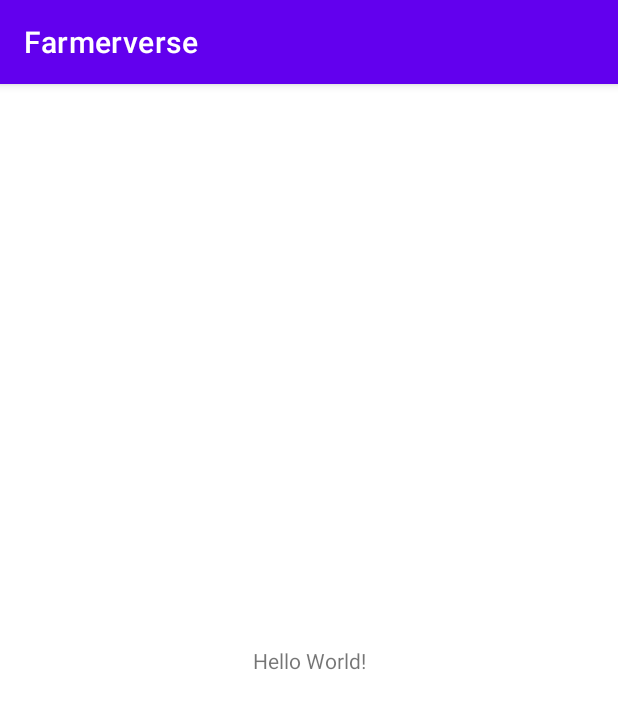
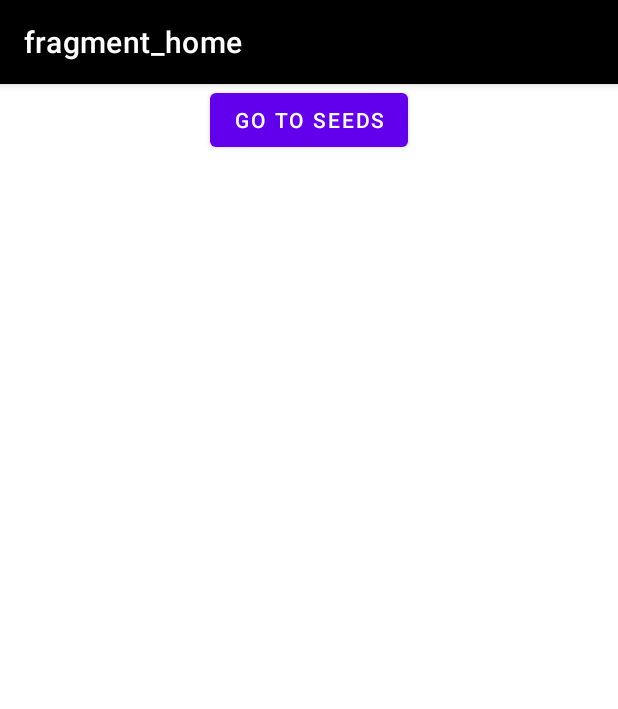
Before and after one commit to F2022-AppDev-II/project-farmerverse, an Android app: the screen it shows after launch (MainActivity), on a phone screen of 412 x 824 dp. Shown: the top 709 px of the screen. Run offline under Robolectric (Android 15) with nearby library versions, the phone set to English and light mode, and no system bars; our stand-ins replace navigation-ui.

Commit message:
Fixed craching bug

```diff
--- a/farmerverse/app/src/main/java/com/example/farmerverse/MainActivity.java
+++ b/farmerverse/app/src/main/java/com/example/farmerverse/MainActivity.java
@@ -1,15 +1,68 @@
 package com.example.farmerverse;
 
 import androidx.appcompat.app.AppCompatActivity;
+import androidx.fragment.app.FragmentManager;
+import androidx.navigation.NavController;
+import androidx.navigation.Navigation;
+import androidx.navigation.ui.AppBarConfiguration;
+import androidx.navigation.ui.NavigationUI;
 
+import android.content.Intent;
 import android.os.Bundle;
+import android.view.Menu;
+import android.view.MenuItem;
+import android.view.View;
+
+import com.example.farmerverse.databinding.ActivityMainBinding;
 
 public class MainActivity extends AppCompatActivity {
+
+    private ActivityMainBinding binding;
+    private NavController navController;
+    private AppBarConfiguration appBarConfiguration;
 
     @Override
     protected void onCreate(Bundle savedInstanceState)
     {
         super.onCreate(savedInstanceState);
-        setContentView(R.layout.activity_main);
+
+        binding = ActivityMainBinding.inflate(getLayoutInflater());
+        setContentView(binding.getRoot());
+
+
+        setSupportActionBar(binding.toolbar);
+
+        navController = Navigation.findNavController(this, R.id.nav_host_fragment_content_main);
+        appBarConfiguration = new AppBarConfiguration.Builder(navController.getGraph()).build();
+        NavigationUI.setupActionBarWithNavController(this, navController, appBarConfiguration);
+    }
+
+    @Override
+    public boolean onCreateOptionsMenu(Menu menu)
+    {
+        // Inflate the menu; this adds items to the action bar if it is present.
+        getMenuInflater().inflate(R.menu.menu_main, menu);
+        return true;
+    }
+
+
+    @Override
+    public boolean onOptionsItemSelected(MenuItem item)
+    {
+        // Handle action bar item clicks here. The action bar will
+        // automatically handle clicks on the Home/Up button, so long
+        // as you specify a parent activity in AndroidManifest.xml.
+        int id = item.getItemId();
+
+
+        return super.onOptionsItemSelected(item);
+    }
+
+
+    @Override
+    public boolean onSupportNavigateUp()
+    {
+        NavController navController = Navigation.findNavController(this, R.id.nav_host_fragment_content_main);
+        return NavigationUI.navigateUp(navController, appBarConfiguration) || super.onSupportNavigateUp();
     }
 }
--- /dev/null
+++ b/farmerverse/app/src/main/java/com/example/farmerverse/fragments/HomeFragment.java
@@ -0,0 +1,90 @@
+package com.example.farmerverse.fragments;
+
+import android.os.Bundle;
+
+import androidx.fragment.app.Fragment;
+import androidx.fragment.app.FragmentManager;
+import androidx.navigation.NavController;
+import androidx.navigation.Navigation;
+import androidx.navigation.fragment.NavHostFragment;
+
+import android.view.LayoutInflater;
+import android.view.View;
+import android.view.ViewGroup;
+
+import com.example.farmerverse.R;
+import com.example.farmerverse.databinding.FragmentHomeBinding;
+
+/**
+ * A simple {@link Fragment} subclass.
+ * Use the {@link HomeFragment#newInstance} factory method to
+ * create an instance of this fragment.
+ */
+public class HomeFragment extends Fragment {
+
+    // TODO: Rename parameter arguments, choose names that match
+    // the fragment initialization parameters, e.g. ARG_ITEM_NUMBER
+    private static final String ARG_PARAM1 = "param1";
+    private static final String ARG_PARAM2 = "param2";
+    private NavController navController;
+    private NavHostFragment navHostFragment;
+
+    // TODO: Rename and change types of parameters
+    private String mParam1;
+    private String mParam2;
+
+    public HomeFragment()
+    {
+        // Required empty public constructor
+    }
+
+    /**
+     * Use this factory method to create a new instance of
+     * this fragment using the provided parameters.
+     *
+     * @param param1 Parameter 1.
+     * @param param2 Parameter 2.
+     * @return A new instance of fragment HomeFragment.
+     */
+    // TODO: Rename and change types and number of parameters
+    public static HomeFragment newInstance(String param1, String param2)
+    {
+        HomeFragment fragment = new HomeFragment();
+        Bundle args = new Bundle();
+        args.putString(ARG_PARAM1, param1);
+        args.putString(ARG_PARAM2, param2);
+        fragment.setArguments(args);
+        return fragment;
+    }
+
+    @Override
+    public void onCreate(Bundle savedInstanceState)
+    {
+        super.onCreate(savedInstanceState);
+        if (getArguments() != null) {
+            mParam1 = getArguments().getString(ARG_PARAM1);
+            mParam2 = getArguments().getString(ARG_PARAM2);
+        }
+    }
+
+    @Override
+    public View onCreateView(LayoutInflater inflater, ViewGroup container,
+                             Bundle savedInstanceState)
+    {
+        View view = inflater.inflate(R.layout.fragment_home, container, false);
+
+        FragmentManager supportFragmentManager = getActivity().getSupportFragmentManager();
+        navHostFragment = (NavHostFragment) supportFragmentManager.findFragmentById(R.id.nav_host_fragment_content_main);
+        navController = navHostFragment.getNavController();
+
+        view.findViewById(R.id.btnGoToSeeds).setOnClickListener(new View.OnClickListener() {
+            @Override
+            public void onClick(View v)
+            {
+                navController.navigate(R.id.action_homeFragment_to_seedFragment);
+            }
+        });
+
+        return view;
+    }
+}
--- a/farmerverse/app/src/main/res/layout/activity_main.xml
+++ b/farmerverse/app/src/main/res/layout/activity_main.xml
@@ -1,18 +1,27 @@
 <?xml version="1.0" encoding="utf-8"?>
-<androidx.constraintlayout.widget.ConstraintLayout xmlns:android="http://schemas.android.com/apk/res/android"
+<androidx.coordinatorlayout.widget.CoordinatorLayout xmlns:android="http://schemas.android.com/apk/res/android"
     xmlns:app="http://schemas.android.com/apk/res-auto"
     xmlns:tools="http://schemas.android.com/tools"
     android:layout_width="match_parent"
-    android:layout_height="match_parent"
-    tools:context=".MainActivity">
+    android:layout_height="match_parent">
 
-    <TextView
-        android:layout_width="wrap_content"
+    <com.google.android.material.appbar.AppBarLayout
+        android:layout_width="match_parent"
         android:layout_height="wrap_content"
-        android:text="Hello World!"
-        app:layout_constraintBottom_toBottomOf="parent"
-        app:layout_constraintEnd_toEndOf="parent"
-        app:layout_constraintStart_toStartOf="parent"
-        app:layout_constraintTop_toTopOf="parent" />
+        android:theme="@style/Theme.Farmerverse.AppBarOverlay">
 
-</androidx.constraintlayout.widget.ConstraintLayout>
+        <androidx.appcompat.widget.Toolbar
+            android:id="@+id/toolbar"
+            android:layout_width="match_parent"
+            android:layout_height="wrap_content"
+            android:background="@color/black"
+            android:theme="?attr/actionBarTheme" />
+
+    </com.google.android.material.appbar.AppBarLayout>
+
+    <include
+        android:id="@+id/fragmentAdapter"
+        layout="@layout/content_main" />
+
+
+</androidx.coordinatorlayout.widget.CoordinatorLayout>
--- /dev/null
+++ b/farmerverse/app/src/main/res/layout/content_main.xml
@@ -0,0 +1,20 @@
+<?xml version="1.0" encoding="utf-8"?>
+<androidx.constraintlayout.widget.ConstraintLayout xmlns:android="http://schemas.android.com/apk/res/android"
+    xmlns:app="http://schemas.android.com/apk/res-auto"
+
+    android:layout_width="match_parent"
+    android:layout_height="match_parent"
+    app:layout_behavior="@string/appbar_scrolling_view_behavior">
+
+    <fragment
+        android:id="@+id/nav_host_fragment_content_main"
+        android:name="androidx.navigation.fragment.NavHostFragment"
+        android:layout_width="0dp"
+        android:layout_height="0dp"
+        app:defaultNavHost="true"
+        app:layout_constraintBottom_toBottomOf="parent"
+        app:layout_constraintEnd_toEndOf="parent"
+        app:layout_constraintStart_toStartOf="parent"
+        app:layout_constraintTop_toTopOf="parent"
+        app:navGraph="@navigation/nav_graph"/>
+</androidx.constraintlayout.widget.ConstraintLayout>
--- /dev/null
+++ b/farmerverse/app/src/main/res/layout/fragment_home.xml
@@ -0,0 +1,20 @@
+<?xml version="1.0" encoding="utf-8"?>
+<androidx.constraintlayout.widget.ConstraintLayout xmlns:android="http://schemas.android.com/apk/res/android"
+    xmlns:app="http://schemas.android.com/apk/res-auto"
+    xmlns:tools="http://schemas.android.com/tools"
+    android:layout_width="match_parent"
+    android:layout_height="match_parent"
+    tools:context=".MainActivity">
+
+    <!-- TODO: Update blank fragment layout -->
+
+    <Button
+        android:id="@+id/btnGoToSeeds"
+        android:layout_width="wrap_content"
+        android:layout_height="wrap_content"
+        android:text="Go To Seeds"
+        app:layout_constraintEnd_toEndOf="parent"
+        app:layout_constraintStart_toStartOf="parent"
+        app:layout_constraintTop_toTopOf="parent" />
+
+</androidx.constraintlayout.widget.ConstraintLayout>
--- /dev/null
+++ b/farmerverse/app/src/main/res/menu/menu_main.xml
@@ -0,0 +1,4 @@
+<?xml version="1.0" encoding="utf-8"?>
+<menu xmlns:android="http://schemas.android.com/apk/res/android">
+
+</menu>
--- /dev/null
+++ b/farmerverse/app/src/main/res/navigation/nav_graph.xml
@@ -0,0 +1,26 @@
+<?xml version="1.0" encoding="utf-8"?>
+<navigation xmlns:android="http://schemas.android.com/apk/res/android"
+    xmlns:app="http://schemas.android.com/apk/res-auto"
+    xmlns:tools="http://schemas.android.com/tools"
+    android:id="@+id/nav_graph"
+    app:startDestination="@id/homeFragment">
+
+    <fragment
+        android:id="@+id/seedFragment"
+        android:name="com.example.farmerverse.fragments.SeedFragment"
+        android:label="fragment_seed_item_list"
+        tools:layout="@layout/fragment_seed_item_list" >
+        <action
+            android:id="@+id/action_seedFragment_to_homeFragment"
+            app:destination="@id/homeFragment" />
+    </fragment>
+    <fragment
+        android:id="@+id/homeFragment"
+        android:name="com.example.farmerverse.fragments.HomeFragment"
+        android:label="fragment_home"
+        tools:layout="@layout/fragment_home" >
+        <action
+            android:id="@+id/action_homeFragment_to_seedFragment"
+            app:destination="@id/seedFragment" />
+    </fragment>
+</navigation>
--- a/farmerverse/app/src/main/res/values/strings.xml
+++ b/farmerverse/app/src/main/res/values/strings.xml
@@ -1,3 +1,5 @@
 <resources>
     <string name="app_name">Farmerverse</string>
+    <!-- TODO: Remove or change this placeholder text -->
+    <string name="hello_blank_fragment">Hello blank fragment</string>
 </resources>
--- a/farmerverse/app/src/main/res/values/themes.xml
+++ b/farmerverse/app/src/main/res/values/themes.xml
@@ -14,11 +14,13 @@
         <!-- Customize your theme here. -->
     </style>
 
-    <style name="seed_title">
-        <item name="android:layout_width">match_parent</item>
-        <item name="android:layout_marginBottom">8dp</item>
-        <item name="android:paddingLeft">8dp</item>
-        <item name="android:background">@android:color/holo_orange_light</item>
-        <item name="android:textAppearance">@android:style/TextAppearance.Large</item>
+
+    <style name="Theme.Farmerverse.NoActionBar">
+        <item name="windowActionBar">false</item>
+        <item name="windowNoTitle">true</item>
     </style>
+
+    <style name="Theme.Farmerverse.AppBarOverlay" parent="ThemeOverlay.AppCompat.Dark.ActionBar" />
+
+    <style name="Theme.Farmerverse.PopopOverlay" parent="ThemeOverlay.AppCompat.Light" />
 </resources>
--- a/farmerverse/build.gradle
+++ b/farmerverse/build.gradle
@@ -9,9 +9,9 @@ ext {
     coreTestingVersion = '2.1.0'
     lifecycleVersion = '2.3.1'
     materialVersion = '1.3.0'
-    roomVersion = '2.3.0'
+    roomVersion = '2.4.3'
     // testing
     junitVersion = '4.13.2'
     espressoVersion = '3.4.0'
-    androidxJunitVersion = '1.1.2'
+    androidxJunitVersion = '1.1.3'
 }
```
Also changed, not shown: farmerverse/app/build.gradle (+16 -2 lines), farmerverse/app/src/main/AndroidManifest.xml (+4 -4 lines), farmerverse/app/src/main/java/com/example/farmerverse/database/FarmerverseRoomDatabase.java (+33 -1 lines).
